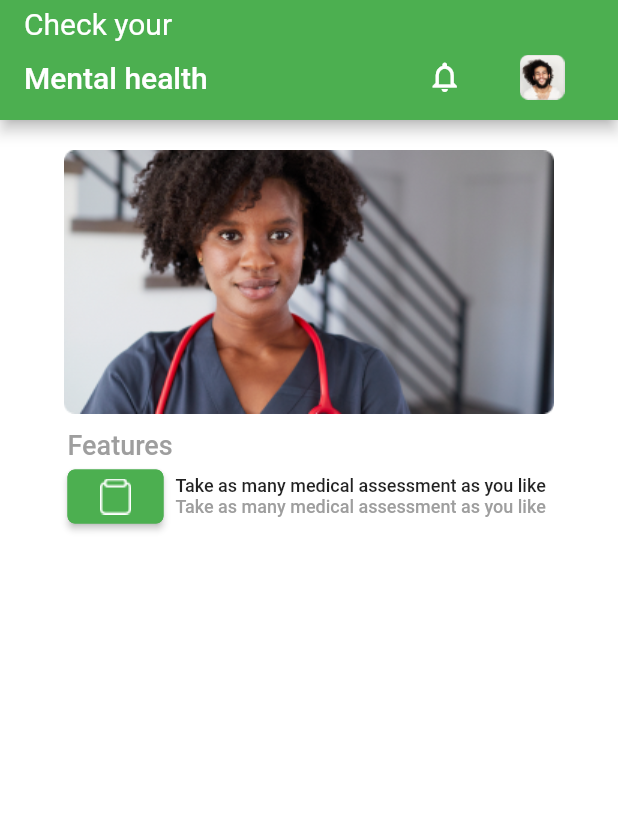
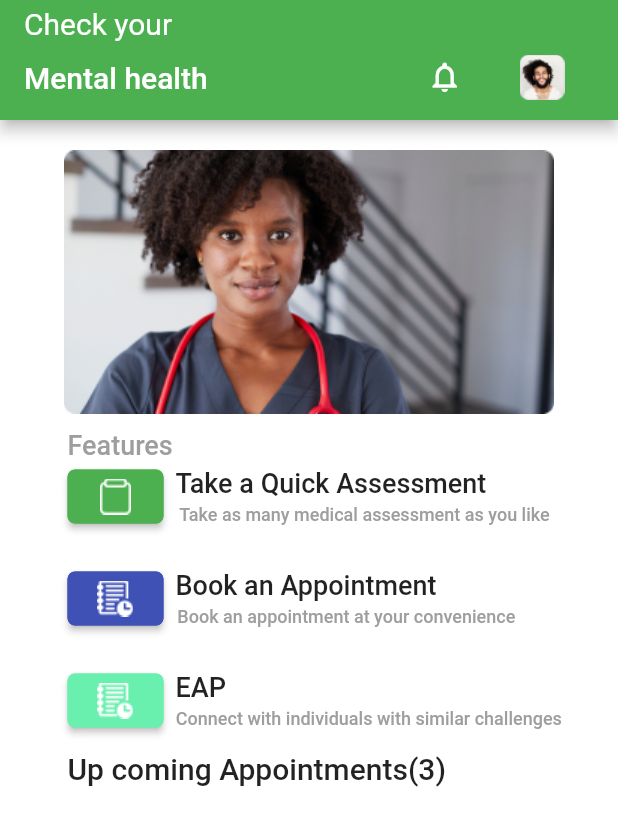
Before and after one commit to OnabanjoTitus/FLTR, a Flutter app: the screen it shows after launch, on a phone screen of 412 x 824 dp. Shown: the top 826 px of the screen. Run offline on Flutter 3.47's test engine with Material 2 defaults, Android fonts, the phone set to English and light mode, and no system bars; missing offline and left inert: dropdownfield.

```diff
--- a/lib/iResponsePage6.dart
+++ b/lib/iResponsePage6.dart
@@ -87,18 +87,104 @@ class iResponsePage6 extends StatelessWidget {
                       SizedBox(width: 8.0,),
                       Column(
                         children: <Widget>[
-                          Text('Take as many medical assessment as you like',
-                            style:TextStyle(fontWeight: FontWeight.w500,fontSize: 12.0),),
+                          Text('Take a Quick Assessment          ',
+                            style:TextStyle(fontWeight: FontWeight.w500,fontSize: 18.0),),
+                          SizedBox(height: 4.0,),
                           Text('Take as many medical assessment as you like',
                             style:TextStyle(fontWeight: FontWeight.w500,fontSize: 12.0,color: Colors.grey),),
-
                         ],
                       ),
                     ],
                   ),
                 ],
-              )
+              ),
+              SizedBox(height: 20.0,),
+              Row(
+                children: <Widget>[
+                  SizedBox(width: 45.0,),
+                  Row(
+                    children: <Widget>
+                    [
+                      ElevatedButton(
 
+                        onPressed: () {
+                        },
+                        child:Image.asset('assets/Appointment.png',scale: 1.0,),
+                        style:
+                        ElevatedButton.styleFrom(
+                            primary: Colors.indigo,
+                            shape: RoundedRectangleBorder(
+                                borderRadius: BorderRadius.circular(5.0),
+                                side: BorderSide(color: Colors.indigo)
+                            )
+                        ),
+                      ),
+                    ],
+                  ),
+                  Row(
+                    children: <Widget>[
+                      SizedBox(width: 8.0,),
+                      Column(
+                        children: <Widget>[
+                          Text('Book an Appointment            ',
+                            style:TextStyle(fontWeight: FontWeight.w500,fontSize: 18.0),),
+                          SizedBox(height: 4.0,),
+                          Text('Book an appointment at your convenience',
+                            style:TextStyle(fontWeight: FontWeight.w500,fontSize: 12.0,color: Colors.grey),),
+                        ],
+                      ),
+                    ],
+                  ),
+                ],
+              ),
+              SizedBox(height: 20.0,),
+              Row(
+                children: <Widget>[
+                  SizedBox(width: 45.0,),
+                  Row(
+                    children: <Widget>
+                    [
+                      ElevatedButton(
+
+                        onPressed: () {
+                        },
+                        child:Image.asset('assets/EAP.png',scale: 1.0,),
+                        style:
+                        ElevatedButton.styleFrom(
+                            primary: Colors.greenAccent,
+                            shape: RoundedRectangleBorder(
+                                borderRadius: BorderRadius.circular(5.0),
+                                side: BorderSide(color: Colors.greenAccent)
+                            )
+                        ),
+                      ),
+                    ],
+                  ),
+                  Row(
+                    children: <Widget>[
+                      SizedBox(width: 8.0,),
+                      Column(
+                        children: <Widget>[
+                          Text('EAP                                                  ',
+                            style:TextStyle(fontWeight: FontWeight.w500,fontSize: 18.0),),
+                          SizedBox(height: 4.0,),
+                          Text('Connect with individuals with similar challenges',
+                            style:TextStyle(fontWeight: FontWeight.w500,fontSize: 12.0,color: Colors.grey),),
+                        ],
+                      ),
+                    ],
+                  ),
+                ],
+              ),
+
+              SizedBox(height: 10.0,),
+              Row(
+                children: <Widget>[
+                  SizedBox(width: 45.0,),
+                  Text('Up coming Appointments(3)',
+                    style:TextStyle(fontWeight: FontWeight.w500,fontSize: 20.0),),
+                ],
+              ),
             ],
 
           ),
```
